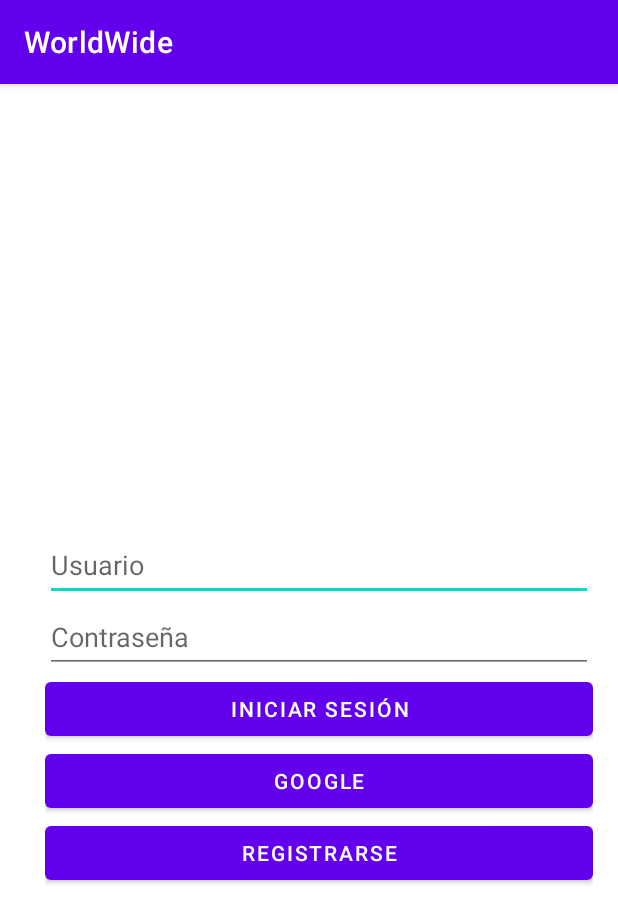
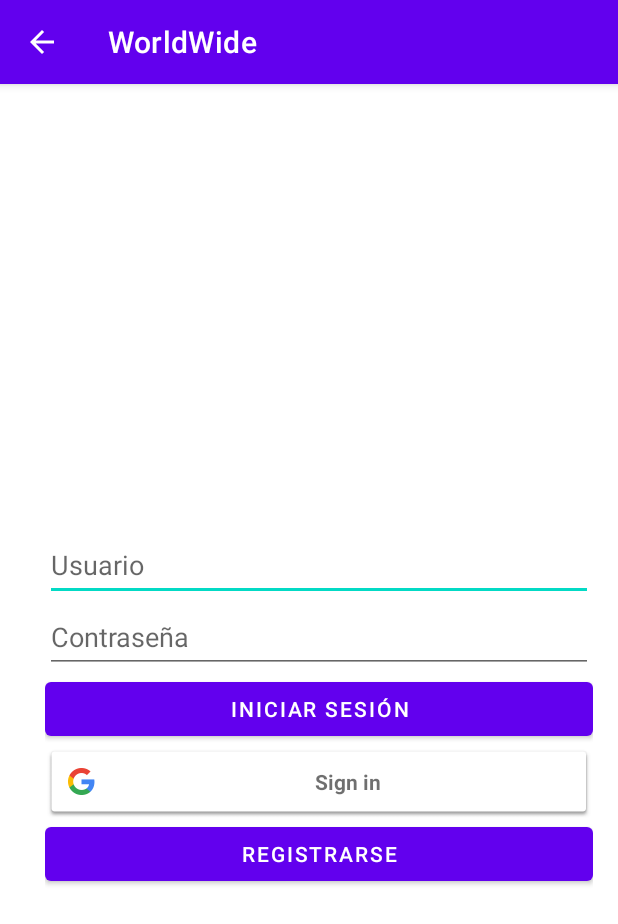
Before and after one commit to eyderSepulveda/WorldWide, an Android app: the IniciarSesionRegistroActivity screen opened directly, with no data from a screen before it, on a phone screen of 412 x 824 dp. Shown: the top 924 px of the screen. Run offline under Robolectric (Android 15) with nearby library versions, the phone set to English and light mode, and no system bars; our stand-ins replace Firebase (no records; nobody signed in at launch, a user with empty details on screens opened directly).

Commit message:
Autenticación usuarios con cuenta Google, creación estructura colección en Cloud Firestore

```diff
--- a/app/build.gradle
+++ b/app/build.gradle
@@ -35,6 +35,7 @@ dependencies {
     implementation 'com.google.android.material:material:1.5.0'
     implementation 'androidx.constraintlayout:constraintlayout:2.1.3'
     implementation 'com.google.firebase:firebase-firestore:24.1.0'
+    implementation 'com.google.android.gms:play-services-auth:20.1.0'
     testImplementation 'junit:junit:4.13.2'
     androidTestImplementation 'androidx.test.ext:junit:1.1.3'
     androidTestImplementation 'androidx.test.espresso:espresso-core:3.4.0'
--- a/app/src/main/java/com/eyder/worldwide/vistas/ContinenteActivity.java
+++ b/app/src/main/java/com/eyder/worldwide/vistas/ContinenteActivity.java
@@ -33,6 +33,7 @@ public class ContinenteActivity extends AppCompatActivity {
         btnAsia.setOnClickListener(view -> irTipoTurismo());
 
         btnEuropa.setOnClickListener(view -> irTipoTurismo());
+
         btnOceania.setOnClickListener(view -> irTipoTurismo());
     }
 
--- a/app/src/main/java/com/eyder/worldwide/vistas/IniciarSesionRegistroActivity.java
+++ b/app/src/main/java/com/eyder/worldwide/vistas/IniciarSesionRegistroActivity.java
@@ -1,9 +1,13 @@
 package com.eyder.worldwide.vistas;
 
+import androidx.activity.result.IntentSenderRequest;
+import androidx.activity.result.contract.ActivityResultContracts;
 import androidx.annotation.NonNull;
 import androidx.appcompat.app.AppCompatActivity;
 
+import android.app.Activity;
 import android.content.Intent;
+import android.content.IntentSender;
 import android.os.Bundle;
 import android.util.Log;
 import android.view.View;
@@ -12,7 +16,20 @@ import android.widget.EditText;
 import android.widget.Toast;
 
 import com.eyder.worldwide.R;
+import com.google.android.gms.auth.api.identity.BeginSignInRequest;
+import com.google.android.gms.auth.api.identity.BeginSignInResult;
+import com.google.android.gms.auth.api.identity.GetSignInIntentRequest;
+import com.google.android.gms.auth.api.identity.Identity;
+import com.google.android.gms.auth.api.identity.SignInClient;
+import com.google.android.gms.auth.api.signin.GoogleSignIn;
+import com.google.android.gms.auth.api.signin.GoogleSignInAccount;
+import com.google.android.gms.auth.api.signin.GoogleSignInClient;
+import com.google.android.gms.auth.api.signin.GoogleSignInOptions;
+import com.google.android.gms.common.SignInButton;
+import com.google.android.gms.common.api.ApiException;
 import com.google.android.gms.tasks.OnCompleteListener;
+import com.google.android.gms.tasks.OnFailureListener;
+import com.google.android.gms.tasks.OnSuccessListener;
 import com.google.android.gms.tasks.Task;
 import com.google.firebase.auth.AuthResult;
 import com.google.firebase.auth.FirebaseAuth;
@@ -24,6 +41,11 @@ public class IniciarSesionRegistroActivity extends AppCompatActivity {
     private FirebaseAuth mAuth;
     private EditText correo, contrasena;
     private Button iniciarSesion, registro;
+    private GoogleSignInOptions gso;
+    private GoogleSignInClient gsc;
+    private int requestCode = 100;
+    private Task<GoogleSignInAccount> task;
+    private SignInButton btnGoogle;
 
     @Override
     protected void onCreate(Bundle savedInstanceState) {
@@ -35,9 +57,19 @@ public class IniciarSesionRegistroActivity extends AppCompatActivity {
         contrasena = findViewById(R.id.editTextTextContrasena);
         iniciarSesion = findViewById(R.id.iniciarSesionBtn);
         registro = findViewById(R.id.btnRegistro);
+        btnGoogle = findViewById(R.id.signGoogle);
         iniciarSesion.setOnClickListener(view -> iniciarSesion(correo.getText().toString(), contrasena.getText().toString()));
         registro.setOnClickListener(view -> irRegistrarse1());
 
+
+
+         gso = new GoogleSignInOptions.Builder(GoogleSignInOptions.DEFAULT_SIGN_IN)
+                .requestEmail()
+                .build();
+
+        gsc = GoogleSignIn.getClient(this, gso);
+
+        btnGoogle.setOnClickListener(view -> signIn());
     }
 
     @Override
@@ -45,7 +77,8 @@ public class IniciarSesionRegistroActivity extends AppCompatActivity {
         super.onStart();
         // Check if user is signed in (non-null) and update UI accordingly.
         FirebaseUser currentUser = mAuth.getCurrentUser();
-        if(currentUser != null){
+        GoogleSignInAccount account = GoogleSignIn.getLastSignedInAccount(this);
+        if(currentUser != null || account != null){
             reload();
         }
     }
@@ -85,4 +118,34 @@ public class IniciarSesionRegistroActivity extends AppCompatActivity {
         Intent i = new Intent(this, RegistroActivity.class);
         startActivity(i);
     }
+
+
+
+    private void signIn() {
+        Intent signInIntent = gsc.getSignInIntent();
+
+       // startActivityForResult(signInIntent, requestCode);
+    }
+
+
+    @Override
+    public void onActivityResult(int requestCode, int resultCode, Intent data) {
+        super.onActivityResult(requestCode, resultCode, data);
+
+        // Result returned from launching the Intent from GoogleSignInClient.getSignInIntent(...);
+        if (requestCode == 100) {
+            // The Task returned from this call is always completed, no need to attach
+            // a listener.
+            task = GoogleSignIn.getSignedInAccountFromIntent(data);
+            try {
+                task.getResult(ApiException.class);
+                Intent i = new Intent(getApplicationContext(), HomeActivity.class);
+                startActivity(i);
+            }catch (ApiException e){
+                Toast.makeText(this, "Error", Toast.LENGTH_SHORT).show();
+            }
+        }
+    }
+
+
 }
--- a/app/src/main/res/layout/activity_iniciar_sesion.xml
+++ b/app/src/main/res/layout/activity_iniciar_sesion.xml
@@ -45,11 +45,17 @@
             android:layout_height="wrap_content"
             android:text="@string/btnIniciarSesion" />
 
-        <Button
+        <com.google.android.gms.common.SignInButton
+            android:id="@+id/signGoogle"
+            android:layout_width="match_parent"
+            android:layout_height="wrap_content" />
+
+
+        <!--<Button
             android:id="@+id/btnIniciarGoogle"
             android:layout_width="match_parent"
             android:layout_height="wrap_content"
-            android:text="@string/btnIniciarGoogle" />
+            android:text="@string/btnIniciarGoogle" />-->
 
         <Button
             android:id="@+id/btnRegistro"
--- a/app/src/main/res/values/strings.xml
+++ b/app/src/main/res/values/strings.xml
@@ -32,5 +32,6 @@
     <string name="checkboxNaturalez">Naturaleza</string>
     <string name="checkboxSolPlaya">Sol y playa</string>
     <string name="buttonBuscarTur">Buscar</string>
+    <string name="textviewResultadoLugar">Lugares recomendados</string>
 
 </resources>
```
Also changed, not shown: app/src/main/AndroidManifest.xml (+8 -0 lines), app/src/main/java/com/eyder/worldwide/vistas/ResultadoLugarActivity.java (added, +16 -0 lines), app/src/main/java/com/eyder/worldwide/vistas/TipoTurismoActivity.java (+17 -0 lines), app/src/main/res/layout/activity_resultado_lugar.xml (added, +26 -0 lines).
